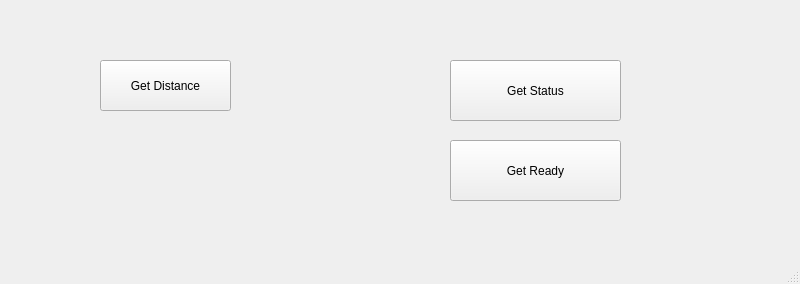
evkuz/qt_linux, file mobman/gui-client/mainwindow.ui: the form before one commit.
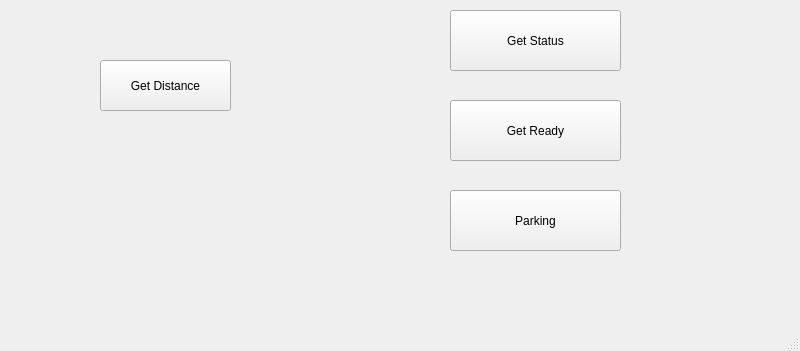
The form after the commit.

Commit message: 17.01.22 gui-client update. One tcpsocket object for different devices

The edit to the form file:
```diff
--- a/mobman/gui-client/mainwindow.ui
+++ b/mobman/gui-client/mainwindow.ui
@@ -7,7 +7,7 @@
     <x>0</x>
     <y>0</y>
     <width>800</width>
-    <height>284</height>
+    <height>351</height>
    </rect>
   </property>
   <property name="windowTitle">
@@ -31,7 +31,7 @@
     <property name="geometry">
      <rect>
       <x>450</x>
-      <y>60</y>
+      <y>10</y>
       <width>171</width>
       <height>61</height>
      </rect>
@@ -44,7 +44,7 @@
     <property name="geometry">
      <rect>
       <x>450</x>
-      <y>140</y>
+      <y>100</y>
       <width>171</width>
       <height>61</height>
      </rect>
@@ -53,6 +53,19 @@
      <string>Get Ready</string>
     </property>
    </widget>
+   <widget class="QPushButton" name="GetParkingButton">
+    <property name="geometry">
+     <rect>
+      <x>450</x>
+      <y>190</y>
+      <width>171</width>
+      <height>61</height>
+     </rect>
+    </property>
+    <property name="text">
+     <string>Parking</string>
+    </property>
+   </widget>
   </widget>
   <widget class="QMenuBar" name="menubar">
    <property name="geometry">
```
The commit also changes 3 other files.
